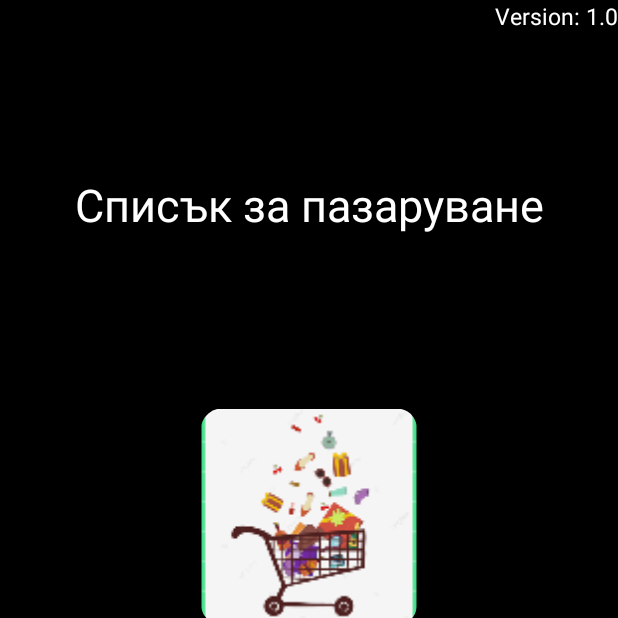
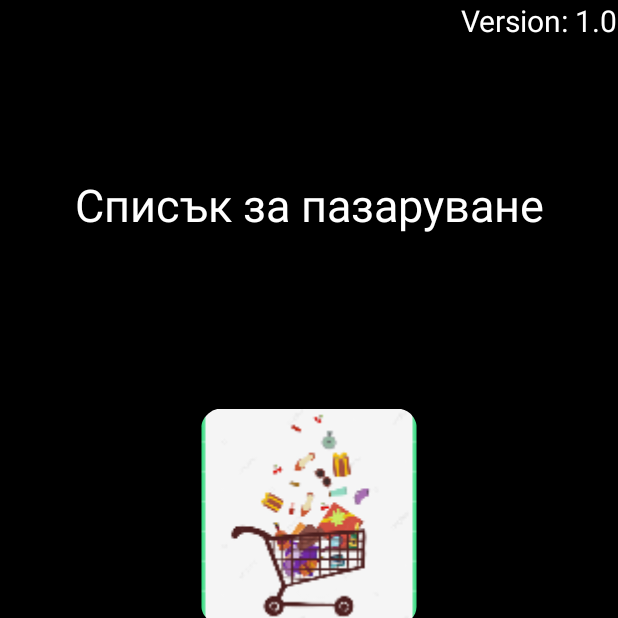
Before and after one commit to HristoGetov/ShopingListApp, an Android app: the screen it shows after launch (MainActivity), on a phone screen of 412 x 824 dp, the top half of it. Run offline under Robolectric (Android 15) with nearby library versions, the phone set to English and light mode, and no system bars; libraries missing offline, so code that uses them is left out: com.github.javiersantos.appupdater; 2 statements that could not run were skipped.

Commit message:
Release Version 1.7

```diff
--- a/app/src/main/res/layout/activity_main.xml
+++ b/app/src/main/res/layout/activity_main.xml
@@ -13,7 +13,7 @@
         android:layout_height="wrap_content"
         android:text="Version"
         android:textColor="@color/white"
-        android:textSize="15sp"
+        android:textSize="20sp"
         app:layout_constraintEnd_toEndOf="parent"
         app:layout_constraintTop_toTopOf="parent" />
     <TextView
```
Also changed, not shown: 1 other file.
